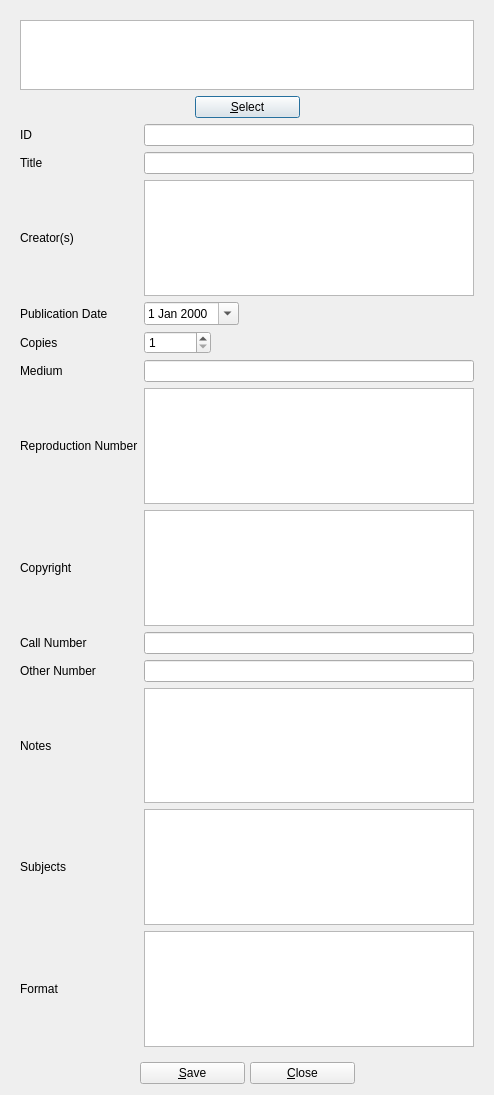
Old version of the form photograph.ui in the repository textbrowser/biblioteq.
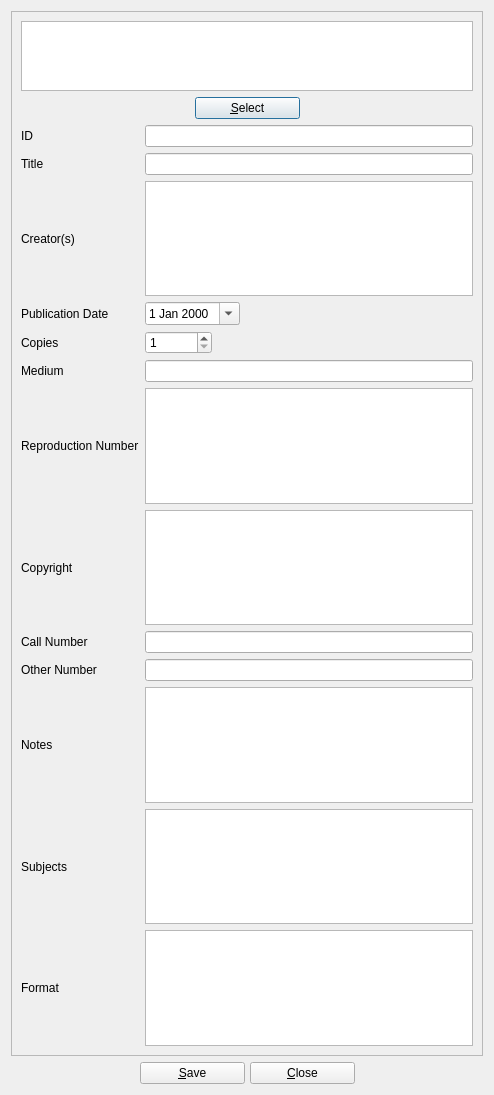
New version of the form. Icons and pictures are not drawn. Custom widgets are drawn as their Qt base class.

Commit message: Must display the correct id in the copy editor's title. Photograph work.

```diff
--- a/photograph.ui
+++ b/photograph.ui
@@ -15,8 +15,20 @@
   </property>
   <layout class="QVBoxLayout" name="verticalLayout">
    <item>
-    <widget class="QFrame" name="frame">
-     <layout class="QVBoxLayout" name="verticalLayout_2">
+    <widget class="QScrollArea" name="scrollArea">
+     <property name="widgetResizable">
+      <bool>true</bool>
+     </property>
+     <widget class="QWidget" name="scrollAreaWidgetContents_2">
+      <property name="geometry">
+       <rect>
+        <x>0</x>
+        <y>0</y>
+        <width>472</width>
+        <height>1038</height>
+       </rect>
+      </property>
+      <layout class="QVBoxLayout" name="verticalLayout_3">
       <item>
        <widget class="image_drop_site" name="thumbnail_item">
         <property name="toolTip">
@@ -293,6 +305,7 @@
       </item>
      </layout>
     </widget>
+    </widget>
    </item>
    <item>
     <layout class="QHBoxLayout" name="_2">
```
Left out of the diff: 7 changed lines with no effect on the pictures. Lines whose indentation alone changed are shown as unchanged. The commit also changes 11 other files.
